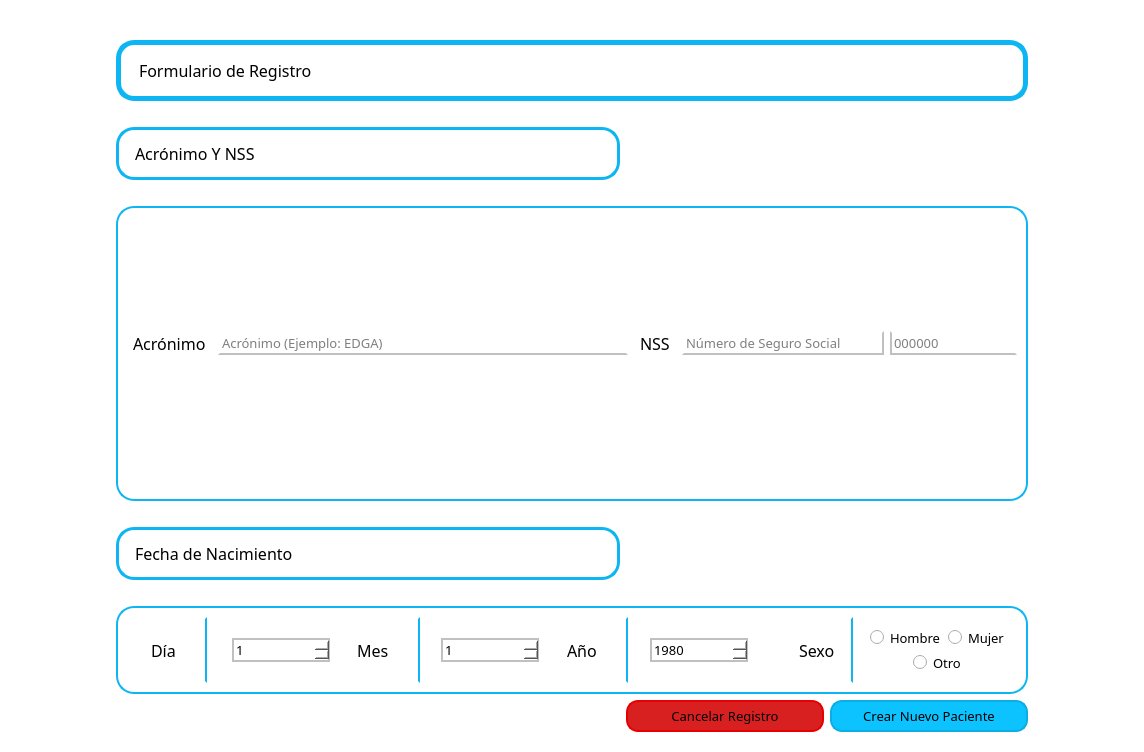
Before: the Qt Designer form ui/registrationFormWidget.ui in lasaid-udg/iOSA, drawn with Qt 5.
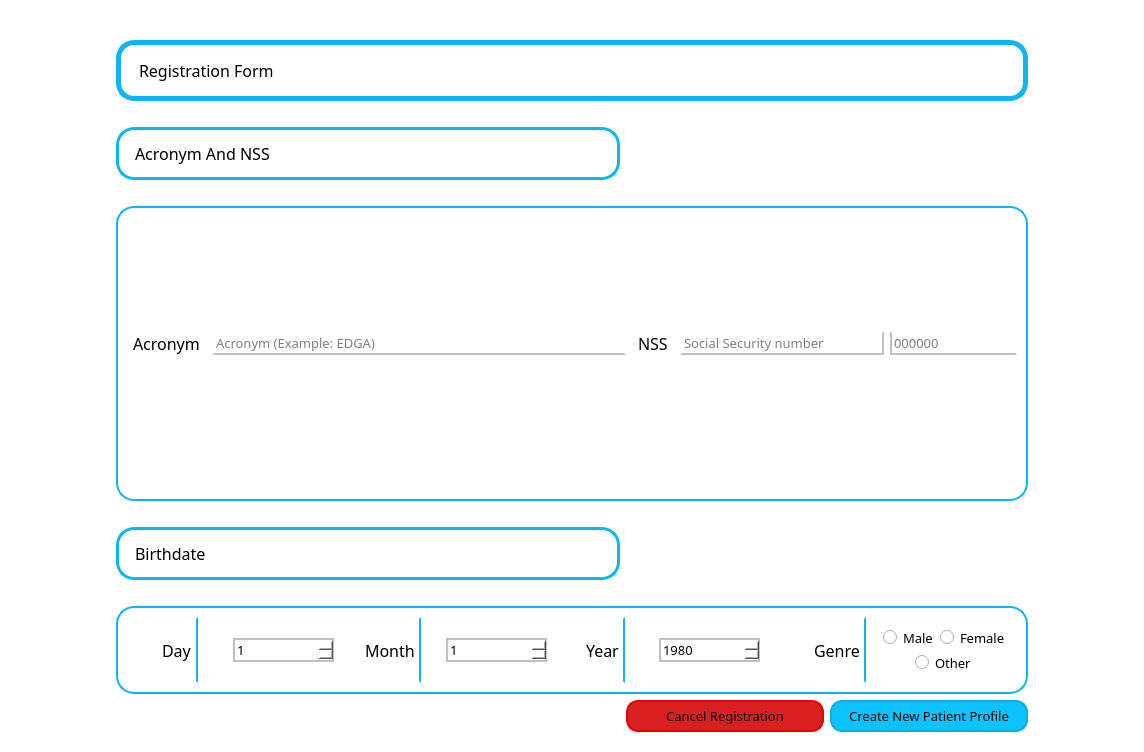
After: the same form once the commit is applied. Icons and pictures are not drawn.

```diff
--- a/ui/registrationFormWidget.ui
+++ b/ui/registrationFormWidget.ui
@@ -355,7 +355,7 @@
            <item>
             <widget class="QLabel" name="titleRegistryLabel">
              <property name="text">
-              <string>Formulario de Registro</string>
+              <string>Registration Form</string>
              </property>
             </widget>
            </item>
@@ -407,7 +407,7 @@
                 <enum>Qt::LeftToRight</enum>
                </property>
                <property name="text">
-                <string>Día      </string>
+                <string>Day</string>
                </property>
               </widget>
              </item>
@@ -442,21 +442,21 @@
                   <item row="0" column="0">
                    <widget class="QRadioButton" name="genderMaleRadioButton">
                     <property name="text">
-                     <string>Hombre</string>
+                     <string>Male</string>
                     </property>
                    </widget>
                   </item>
                   <item row="0" column="1">
                    <widget class="QRadioButton" name="genderFemaleRadioButton">
                     <property name="text">
-                     <string>Mujer</string>
+                     <string>Female</string>
                     </property>
                    </widget>
                   </item>
                   <item row="1" column="0" colspan="2" alignment="Qt::AlignHCenter">
                    <widget class="QRadioButton" name="genderOtherRadioButton">
                     <property name="text">
-                     <string>Otro</string>
+                     <string>Other</string>
                     </property>
                    </widget>
                   </item>
@@ -468,7 +468,7 @@
              <item row="0" column="4" rowspan="2" alignment="Qt::AlignHCenter">
               <widget class="QLabel" name="birthYearLabel">
                <property name="text">
-                <string>Año      </string>
+                <string>Year</string>
                </property>
               </widget>
              </item>
@@ -485,14 +485,14 @@
              <item row="0" column="6" rowspan="2" alignment="Qt::AlignRight">
               <widget class="QLabel" name="genderLabel">
                <property name="text">
-                <string>Sexo   </string>
+                <string>Genre</string>
                </property>
               </widget>
              </item>
              <item row="0" column="2" rowspan="2" alignment="Qt::AlignHCenter">
               <widget class="QLabel" name="birthMonthLabel">
                <property name="text">
-                <string>Mes      </string>
+                <string>Month</string>
                </property>
               </widget>
              </item>
@@ -620,7 +620,7 @@
            <item>
             <widget class="QLabel" name="fullNameTitleLabel">
              <property name="text">
-              <string>Acrónimo Y NSS</string>
+              <string>Acronym And NSS</string>
              </property>
             </widget>
            </item>
@@ -679,25 +679,6 @@
           </property>
          </spacer>
         </item>
-        <item row="15" column="2" colspan="5">
-         <widget class="QFrame" name="frame">
-          <property name="frameShape">
-           <enum>QFrame::StyledPanel</enum>
-          </property>
-          <property name="frameShadow">
-           <enum>QFrame::Raised</enum>
-          </property>
-          <layout class="QVBoxLayout" name="verticalLayout_3">
-           <item>
-            <widget class="QLabel" name="label">
-             <property name="text">
-              <string>Fecha de Nacimiento</string>
-             </property>
-            </widget>
-           </item>
-          </layout>
-         </widget>
-        </item>
         <item row="5" column="2" colspan="9">
          <spacer name="horizontalSpacer_80">
           <property name="orientation">
@@ -841,7 +822,7 @@
                 <number>8</number>
                </property>
                <property name="placeholderText">
-                <string>Acrónimo (Ejemplo: EDGA)</string>
+                <string>Acronym (Example: EDGA)</string>
                </property>
               </widget>
              </item>
@@ -903,7 +884,7 @@
                 <number>10</number>
                </property>
                <property name="placeholderText">
-                <string>Número de Seguro Social</string>
+                <string>Social Security number</string>
                </property>
               </widget>
              </item>
@@ -923,7 +904,7 @@
              <item row="0" column="0" rowspan="2">
               <widget class="QLabel" name="acronym_label">
                <property name="text">
-                <string>Acrónimo</string>
+                <string>Acronym</string>
                </property>
               </widget>
              </item>
@@ -942,7 +923,7 @@
         <item row="22" column="9" colspan="2">
          <widget class="QPushButton" name="create_new_patient_push_button">
           <property name="text">
-           <string>Crear Nuevo Paciente</string>
+           <string>Create New Patient Profile</string>
           </property>
          </widget>
         </item>
@@ -953,10 +934,29 @@
 border-color: rgb(232, 0, 0);</string>
           </property>
           <property name="text">
-           <string>Cancelar Registro</string>
+           <string>Cancel Registration</string>
           </property>
          </widget>
         </item>
+        <item row="15" column="2" colspan="5">
+         <widget class="QFrame" name="frame">
+          <property name="frameShape">
+           <enum>QFrame::StyledPanel</enum>
+          </property>
+          <property name="frameShadow">
+           <enum>QFrame::Raised</enum>
+          </property>
+          <layout class="QVBoxLayout" name="verticalLayout_3">
+           <item>
+            <widget class="QLabel" name="label">
+             <property name="text">
+              <string>Birthdate</string>
+             </property>
+            </widget>
+           </item>
+          </layout>
+         </widget>
+        </item>
        </layout>
       </item>
      </layout>
```
Left out of the diff: 2 changed lines with no effect on the pictures.
